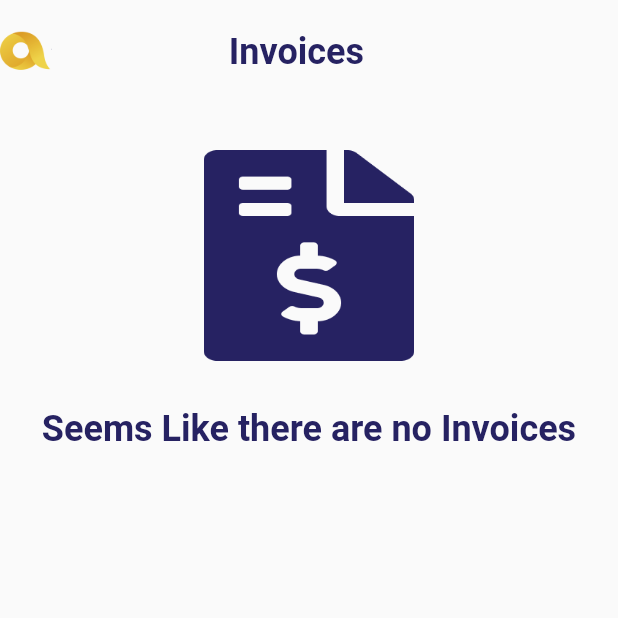
After one commit to madhusudhan1557/construction_flutter, a Flutter app: the InvoicePage screen opened directly, on a phone screen of 412 x 824 dp, the top half of it. The commit adds this screen. Run offline on Flutter 3.47's test engine with Material 2 defaults, Android fonts, the phone set to English and light mode, and no system bars; our stand-ins replace bloc, bot_toast, carousel_slider, cloud_firestore, dropdown_button2, firebase_auth and 5 more; missing offline and left inert: iconify_flutter; accounts and stored records are empty.

Commit message:
code fixes

```diff
--- a/lib/bloc/sites/sites_bloc.dart
+++ b/lib/bloc/sites/sites_bloc.dart
@@ -1,9 +1,8 @@
 import 'dart:io';
-import 'dart:math';
 
 import 'package:bloc/bloc.dart';
 import 'package:cloud_firestore/cloud_firestore.dart';
-import 'package:construction/utils/routes.dart';
+
 import 'package:firebase_storage/firebase_storage.dart';
 import 'package:flutter/material.dart';
 import 'package:image_picker/image_picker.dart';
--- /dev/null
+++ b/lib/presentation/screens/invoices/invoices_page.dart
@@ -0,0 +1,69 @@
+import 'package:flutter/material.dart';
+import '../../../utils/app_colors.dart';
+
+class InvoicePage extends StatelessWidget {
+  const InvoicePage({super.key});
+
+  @override
+  Widget build(BuildContext context) {
+    final size = MediaQuery.of(context).size;
+    final paddding = MediaQuery.of(context).padding;
+    return Scaffold(
+      body: Container(
+        padding: EdgeInsets.symmetric(horizontal: paddding.top * 0.8),
+        margin: EdgeInsets.only(top: paddding.top * 0.8),
+        child: Column(
+          children: [
+            Expanded(
+              flex: 1,
+              child: Row(
+                children: [
+                  Image.asset(
+                    "assets/images/logo.png",
+                    height: size.height / 90 * 3.44,
+                  ),
+                  SizedBox(
+                    width: size.width / 5 * 1.432,
+                  ),
+                  Text(
+                    "Invoices",
+                    style: TextStyle(
+                      color: AppColors.fadeblue,
+                      fontWeight: FontWeight.w700,
+                      fontSize: 24,
+                    ),
+                  ),
+                ],
+              ),
+            ),
+            Expanded(
+              flex: 11,
+              child: Column(
+                children: [
+                  SizedBox(
+                    height: size.height / 90 * 3.44,
+                  ),
+                  Image.asset(
+                    "assets/images/invoices.png",
+                    height: size.height / 90 * 15.334,
+                  ),
+                  SizedBox(
+                    height: size.height / 90 * 3.44,
+                  ),
+                  Text(
+                    "Seems Like there are no Invoices",
+                    style: TextStyle(
+                      color: AppColors.fadeblue,
+                      fontWeight: FontWeight.w700,
+                      fontSize: 24,
+                    ),
+                  ),
+                ],
+              ),
+            )
+          ],
+        ),
+      ),
+    );
+  }
+}
--- a/lib/presentation/screens/sites/site_description.dart
+++ b/lib/presentation/screens/sites/site_description.dart
@@ -1,4 +1,3 @@
-import 'package:carousel_indicator/carousel_indicator.dart';
 import 'package:carousel_slider/carousel_slider.dart';
 import 'package:cloud_firestore/cloud_firestore.dart';
 import 'package:construction/presentation/includes/appbar.dart';
--- a/lib/presentation/screens/sites/site_page.dart
+++ b/lib/presentation/screens/sites/site_page.dart
@@ -1,5 +1,4 @@
 import 'dart:io';
-import 'dart:math';
 
 import 'package:bot_toast/bot_toast.dart';
 import 'package:cloud_firestore/cloud_firestore.dart';
```
Also changed, not shown: lib/presentation/includes/custom_number_field.dart (added, +39 -0 lines), lib/presentation/screens/estimations/estimation_page.dart (added, +69 -0 lines), lib/presentation/screens/orders/orders_screen.dart (added, +69 -0 lines), lib/presentation/screens/stocks/stock_page.dart (added, +225 -0 lines), lib/utils/validator.dart (+8 -0 lines), lib/presentation/screens/orders/order_screens.dart (deleted).
